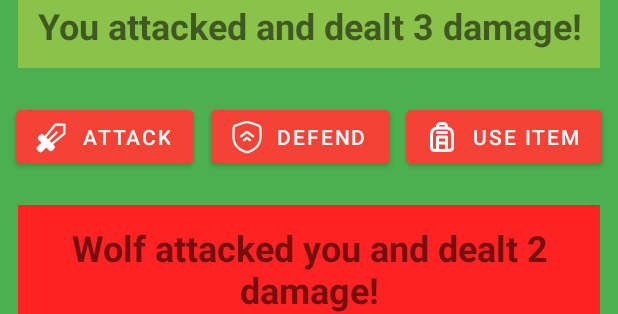
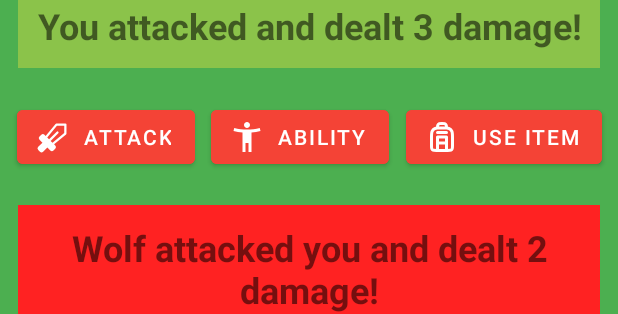
Before and after one commit to JKGplay/rypygy, an Android app: the layout activity_fight.xml on its own in the app's theme, with its tools: preview values and no code run, on a phone screen of 412 x 824 dp. Shown: the part 461-775 px from the top of the screen. Run offline under Robolectric (Android 15) with nearby library versions, the phone set to English and light mode, and no system bars.

Commit message:
Fight Changes
Changed Defend Button to Ability Button

```diff
--- a/app/src/main/AndroidManifest.xml
+++ b/app/src/main/AndroidManifest.xml
@@ -6,9 +6,9 @@
         android:allowBackup="true"
         android:dataExtractionRules="@xml/data_extraction_rules"
         android:fullBackupContent="@xml/backup_rules"
-        android:icon="@mipmap/ic_launcher"
+        android:icon="@drawable/logo"
         android:label="@string/app_name"
-        android:roundIcon="@mipmap/ic_launcher_round"
+        android:roundIcon="@drawable/logo"
         android:supportsRtl="true"
         android:theme="@style/Theme.Rypygy"
         tools:targetApi="31">
@@ -19,7 +19,7 @@
             android:name=".ShopActivity"
             android:exported="false" />
         <activity
-            android:name=".ForestActivity"
+            android:name=".FightActivity"
             android:exported="false" />
         <activity
             android:name=".SecondActivity"
--- a/app/src/main/java/com/example/rypygy/SecondActivity.java
+++ b/app/src/main/java/com/example/rypygy/SecondActivity.java
@@ -11,7 +11,6 @@ import android.widget.TextView;
 import android.widget.Toast;
 
 import com.example.rypygy.models.Character;
-import com.example.rypygy.models.Item;
 
 public class SecondActivity extends AppCompatActivity implements View.OnClickListener {
 
@@ -59,7 +58,7 @@ public class SecondActivity extends AppCompatActivity implements View.OnClickLis
     public void onClick(@NonNull View view) {
         switch (getResources().getResourceEntryName(view.getId())) {
             case "btnForest":
-                startActivity(new Intent(SecondActivity.this, ForestActivity.class));
+                startActivity(new Intent(SecondActivity.this, FightActivity.class));
                 finish();
                 break;
             case "btnShop":
--- /dev/null
+++ b/app/src/main/res/drawable/outline_ability_24.xml
@@ -0,0 +1,5 @@
+<vector android:height="24dp" android:tint="#000000"
+    android:viewportHeight="24" android:viewportWidth="24"
+    android:width="24dp" xmlns:android="http://schemas.android.com/apk/res/android">
+    <path android:fillColor="@android:color/white" android:pathData="M20.5,6c-2.61,0.7 -5.67,1 -8.5,1s-5.89,-0.3 -8.5,-1L3,8c1.86,0.5 4,0.83 6,1v13h2v-6h2v6h2V9c2,-0.17 4.14,-0.5 6,-1l-0.5,-2zM12,6c1.1,0 2,-0.9 2,-2s-0.9,-2 -2,-2 -2,0.9 -2,2 0.9,2 2,2z"/>
+</vector>
--- a/app/src/main/res/layout/activity_forest.xml
+++ b/app/src/main/res/layout/activity_fight.xml
@@ -5,7 +5,7 @@
     android:layout_width="match_parent"
     android:layout_height="match_parent"
     android:background="@color/green_500"
-    tools:context=".ForestActivity">
+    tools:context=".FightActivity">
 
     <androidx.constraintlayout.widget.ConstraintLayout
         android:id="@+id/constraintLayoutHero"
@@ -96,20 +96,20 @@
             app:icon="@drawable/sword_24"
             app:iconGravity="textStart"
             app:layout_constraintBottom_toBottomOf="@+id/vView"
-            app:layout_constraintEnd_toStartOf="@+id/btnDefend"
+            app:layout_constraintEnd_toStartOf="@+id/btnAbility"
             app:layout_constraintStart_toStartOf="@+id/vView"
             app:layout_constraintTop_toTopOf="@+id/vView" />
 
         <Button
-            android:id="@+id/btnDefend"
+            android:id="@+id/btnAbility"
             style="@style/Widget.MaterialComponents.Button.Icon"
             android:layout_width="wrap_content"
             android:layout_height="wrap_content"
             android:layout_marginTop="22dp"
             android:layout_marginBottom="21dp"
             android:backgroundTint="@color/orange_500"
-            android:text="@string/btn_defend"
-            app:icon="@drawable/shield_24"
+            android:text="@string/btn_ability"
+            app:icon="@drawable/outline_ability_24"
             app:iconGravity="textStart"
             app:layout_constraintBottom_toBottomOf="@+id/vView"
             app:layout_constraintEnd_toStartOf="@+id/btnItem"
@@ -129,7 +129,7 @@
             app:iconGravity="textStart"
             app:layout_constraintBottom_toBottomOf="@+id/vView"
             app:layout_constraintEnd_toEndOf="@+id/vView"
-            app:layout_constraintStart_toEndOf="@+id/btnDefend"
+            app:layout_constraintStart_toEndOf="@+id/btnAbility"
             app:layout_constraintTop_toTopOf="@+id/vView" />
 
 
--- a/app/src/main/res/values/strings.xml
+++ b/app/src/main/res/values/strings.xml
@@ -1,10 +1,10 @@
 <resources>
-    <string name="app_name">Szybiniak\'s bizarre adventure</string>
+    <string name="app_name">Wrath of Kunczka</string>
     <string name="placeholder">Enter character\'s name</string>
     <string name="btn_play">Play</string>
     <string name="btn_forest">Forest</string>
     <string name="btn_shop">Shop</string>
     <string name="btn_attack">Attack</string>
-    <string name="btn_defend">Defend</string>
+    <string name="btn_ability">Ability</string>
     <string name="btn_use_item">Use item</string>
 </resources>
```
Also changed, not shown: app/src/main/java/com/example/rypygy/FightActivity.java (renamed from app/src/main/java/com/example/rypygy/ForestActivity.java, +13 -27 lines), app/src/main/res/layout/activity_shop.xml (+9 -0 lines).
